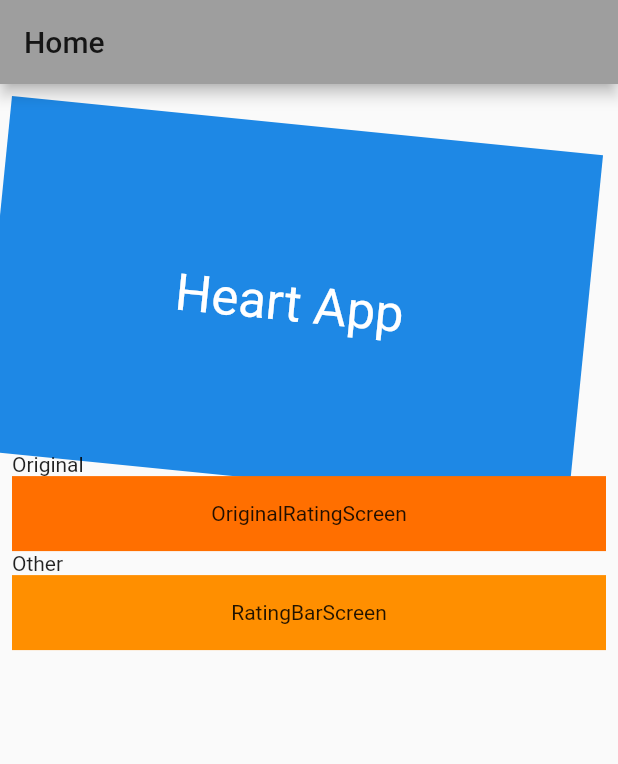
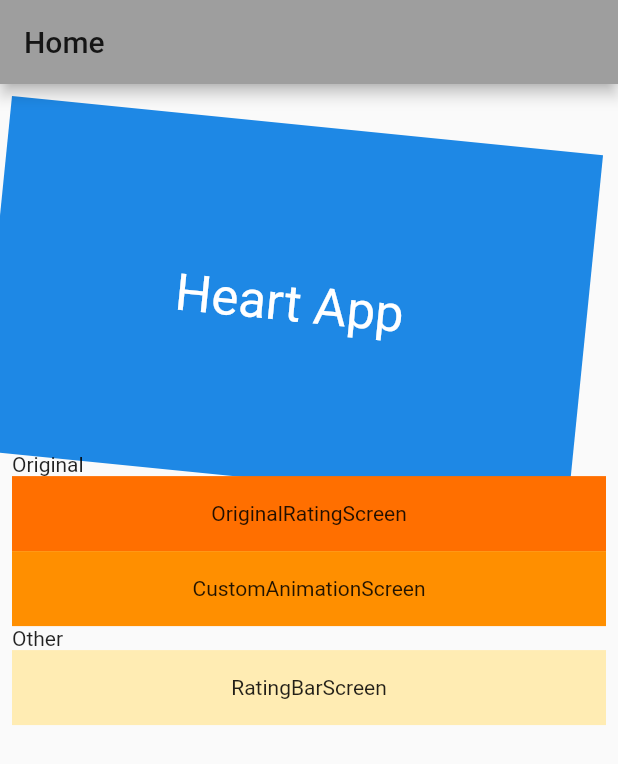
Before and after one commit to linnefromice/flutter_heart_app_01, a Flutter app: the screen it shows after launch, on a phone screen of 412 x 824 dp. Shown: the top 764 px of the screen. Run offline on Flutter 3.47's test engine with Material 2 defaults, Android fonts, the phone set to English and light mode, and no system bars; our stand-ins replace badges, flutter_rating_bar.

Commit message:
apply new screen to home/router

```diff
--- a/lib/main.dart
+++ b/lib/main.dart
@@ -1,4 +1,5 @@
 import 'package:flutter/material.dart';
+import 'package:linnefromice/screens/custom_animation_screen.dart';
 import 'package:linnefromice/screens/home_screen.dart';
 import 'package:linnefromice/screens/original_rating_screen.dart';
 import 'package:linnefromice/screens/rating_bar_screen.dart';
@@ -21,6 +22,7 @@ class App extends StatelessWidget {
       routes: {
         '/': (context) => HomeScreen(),
         '/original_rating': (context) => OriginalRatingScreen(),
+        '/custom_animation': (context) => CustomAnimationScreen(),
         '/rating_bar': (context) => RatingBarScreen(),
       },
     );
--- a/lib/screens/home_screen.dart
+++ b/lib/screens/home_screen.dart
@@ -33,12 +33,20 @@ class HomeScreen extends StatelessWidget {
               child: Center(child: Text('OriginalRatingScreen')),
             ),
           ),
+          GestureDetector(
+            onTap: () => Navigator.pushNamed(context, '/custom_animation'),
+            child: Container(
+              height: 50,
+              color: Colors.amber[800],
+              child: Center(child: Text('CustomAnimationScreen')),
+            ),
+          ),
           Text("Other"),
           GestureDetector(
             onTap: () => Navigator.pushNamed(context, '/rating_bar'),
             child: Container(
               height: 50,
-              color: Colors.amber[800],
+              color: Colors.amber[100],
               child: Center(child: Text('RatingBarScreen')),
             ),
           ),
```
